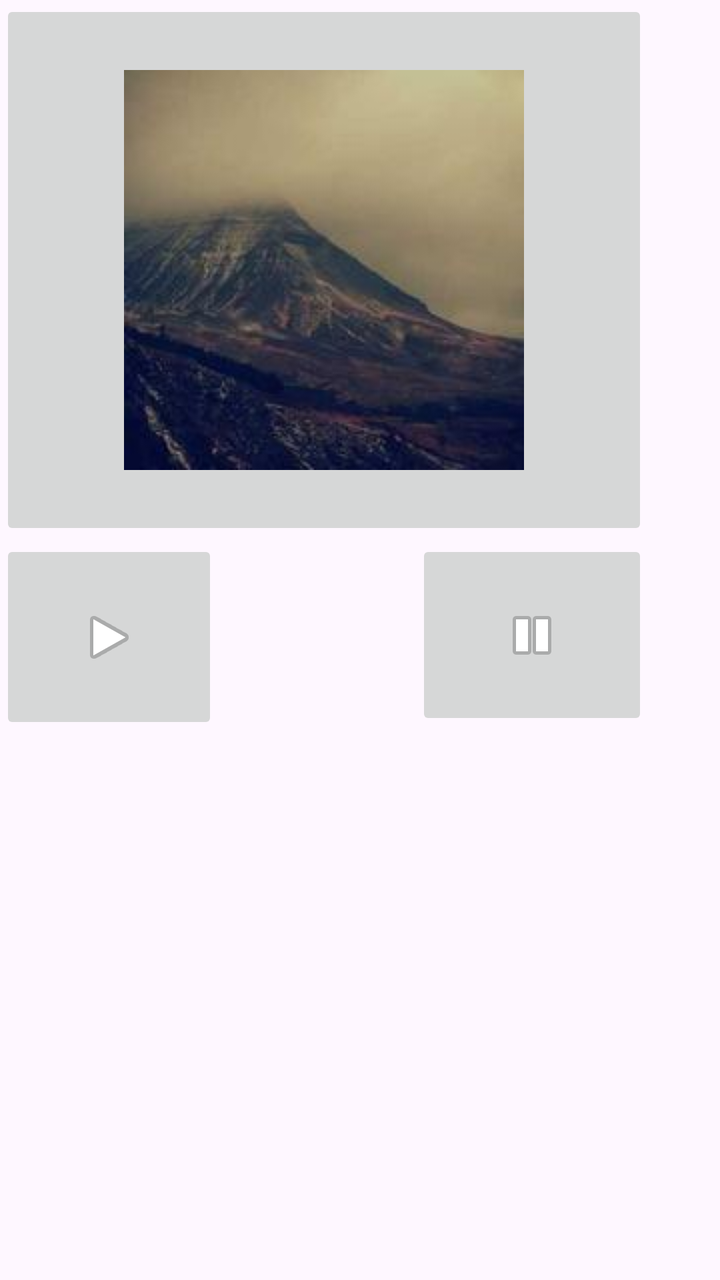
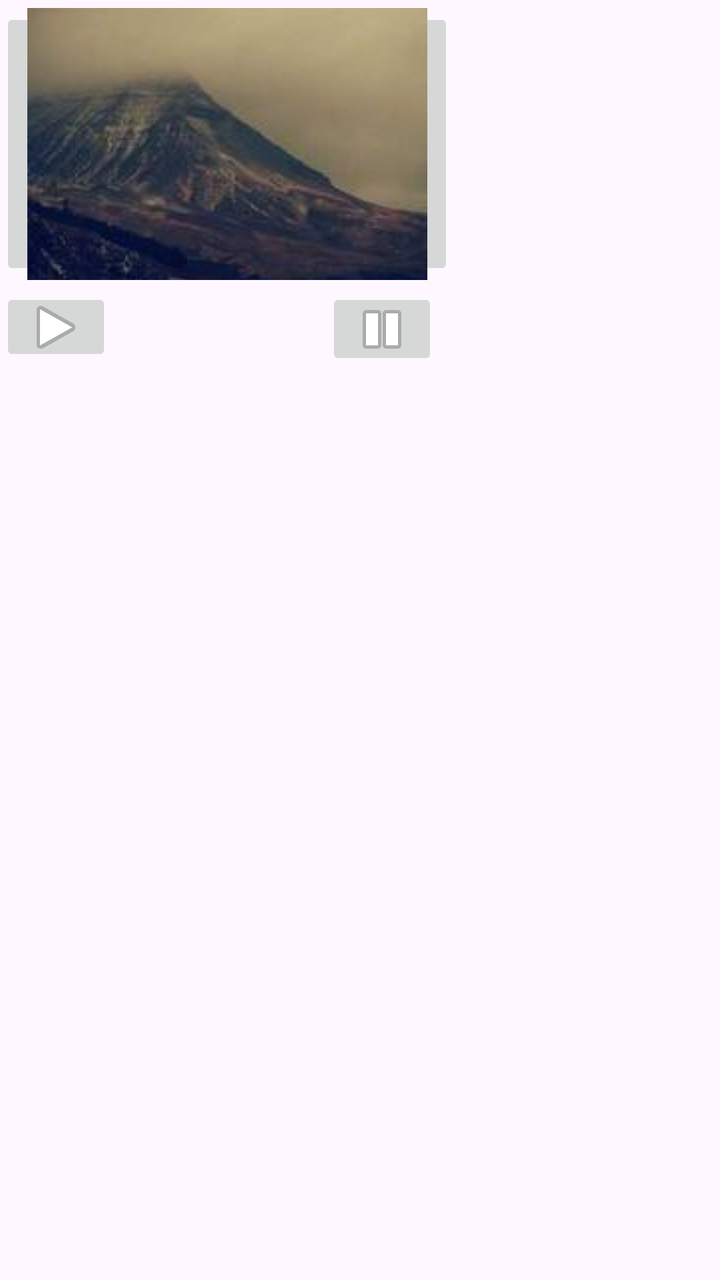

An Android layout rendered at two revisions. The XML below is the earlier revision; the diff shows what the commit changed to produce the second picture.
<!-- AndroidManifest.xml: application theme Theme.Multimedia -->
<!-- res/layout/item.xml -->
<?xml version="1.0" encoding="utf-8"?>
<LinearLayout xmlns:android="http://schemas.android.com/apk/res/android"
    xmlns:app="http://schemas.android.com/apk/res-auto"
    xmlns:tools="http://schemas.android.com/tools"
    android:layout_width="match_parent"
    android:layout_height="match_parent">

    <androidx.constraintlayout.widget.ConstraintLayout
        android:layout_width="match_parent"
        android:layout_height="match_parent">

        <ImageButton
            android:id="@+id/imageButton4"
            android:layout_width="324dp"
            android:layout_height="270dp"
            app:layout_constraintTop_toTopOf="parent"
            app:srcCompat="@drawable/image1"
            tools:layout_editor_absoluteX="43dp" />

        <ImageButton
            android:id="@+id/imageButton5"
            android:layout_width="109dp"
            android:layout_height="97dp"
            app:layout_constraintTop_toBottomOf="@+id/imageButton4"
            app:srcCompat="@android:drawable/ic_media_play"
            tools:layout_editor_absoluteX="54dp" />

        <ImageButton
            android:id="@+id/imageButton6"
            android:layout_width="116dp"
            android:layout_height="95dp"
            app:layout_constraintEnd_toEndOf="@+id/imageButton4"
            app:layout_constraintTop_toBottomOf="@+id/imageButton4"
            app:srcCompat="@android:drawable/ic_media_pause" />
    </androidx.constraintlayout.widget.ConstraintLayout>
</LinearLayout>
<!-- resources referenced by this layout -->
<resources>
  <!-- drawable image1: jpg bitmap (drawable, 5358 bytes) -->
  <style name="Theme.Multimedia" parent="Base.Theme.Multimedia" />
  <style name="Base.Theme.Multimedia" parent="Theme.Material3.DayNight.NoActionBar">
          
          
      </style>
</resources>

<!-- the commit's change to res/layout/item.xml (unified diff, before → after) -->
@@ -11,24 +11,28 @@
 
         <ImageButton
             android:id="@+id/imageButton4"
-            android:layout_width="324dp"
-            android:layout_height="270dp"
+            android:layout_width="227dp"
+            android:layout_height="136dp"
+            android:layout_marginTop="4dp"
             app:layout_constraintTop_toTopOf="parent"
             app:srcCompat="@drawable/image1"
-            tools:layout_editor_absoluteX="43dp" />
+            tools:layout_editor_absoluteX="92dp" />
 
         <ImageButton
             android:id="@+id/imageButton5"
-            android:layout_width="109dp"
-            android:layout_height="97dp"
+            android:layout_width="56dp"
+            android:layout_height="39dp"
+            android:layout_marginTop="4dp"
             app:layout_constraintTop_toBottomOf="@+id/imageButton4"
             app:srcCompat="@android:drawable/ic_media_play"
-            tools:layout_editor_absoluteX="54dp" />
+            tools:layout_editor_absoluteX="108dp" />
 
         <ImageButton
             android:id="@+id/imageButton6"
-            android:layout_width="116dp"
-            android:layout_height="95dp"
+            android:layout_width="56dp"
+            android:layout_height="41dp"
+            android:layout_marginTop="4dp"
+            android:layout_marginEnd="8dp"
             app:layout_constraintEnd_toEndOf="@+id/imageButton4"
             app:layout_constraintTop_toBottomOf="@+id/imageButton4"
             app:srcCompat="@android:drawable/ic_media_pause" />
